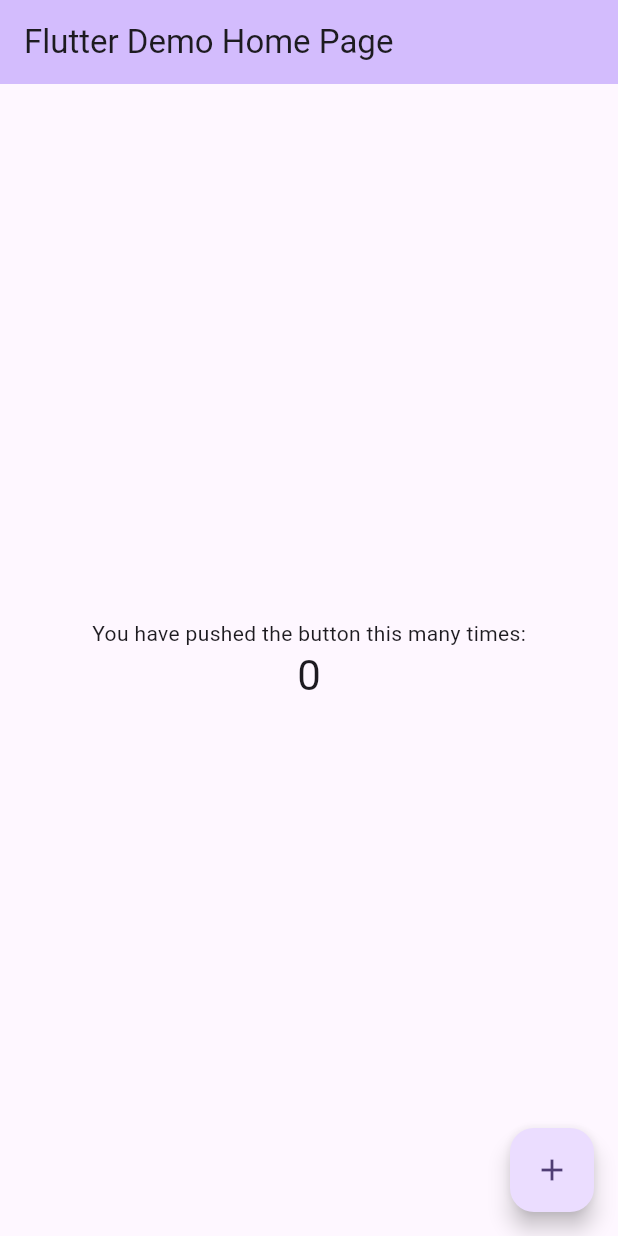
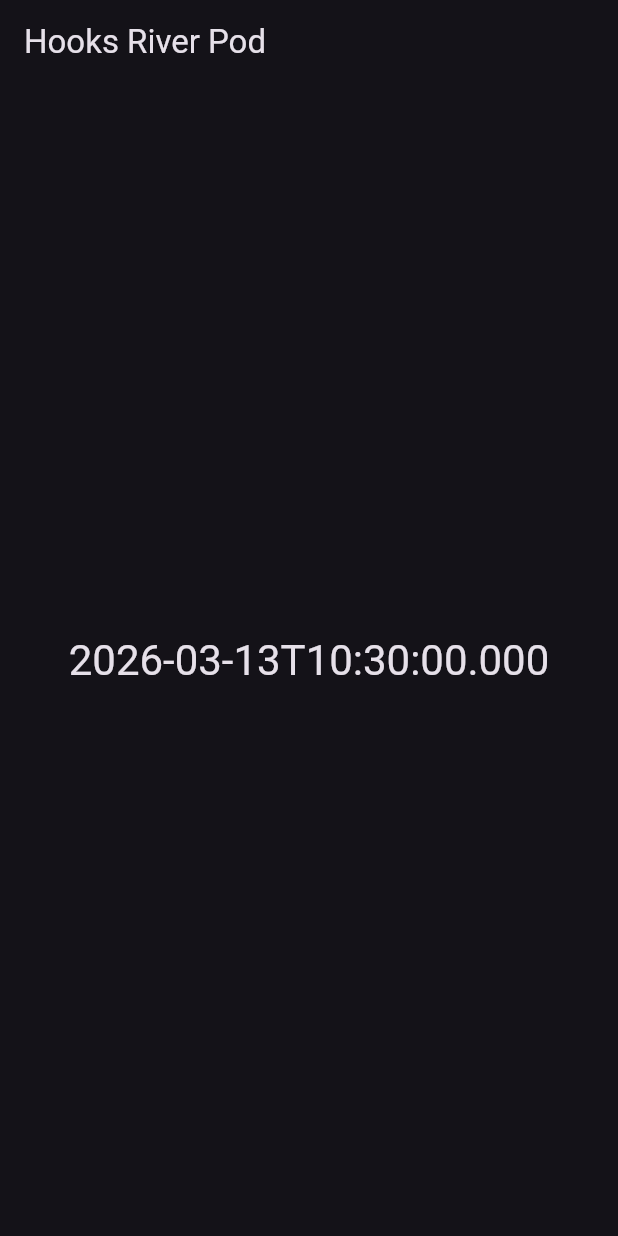
Before and after one commit to ahmadhabibshovo/Roverpod, a Flutter app: the screen it shows after launch, on a phone screen of 412 x 824 dp. Run offline on Flutter 3.47's test engine with Material 3 defaults, Android fonts, the phone set to English and light mode, and no system bars; our stand-ins replace hooks_riverpod.

Commit message:
Add ProviderScope to main app and update dependencies for hooks_riverpod

```diff
--- a/example1/lib/main.dart
+++ b/example1/lib/main.dart
@@ -1,121 +1,47 @@
 import 'package:flutter/material.dart';
+import 'package:hooks_riverpod/hooks_riverpod.dart';
 
 void main() {
-  runApp(const MyApp());
+  runApp(ProviderScope(child: const MyApp()));
 }
 
 class MyApp extends StatelessWidget {
   const MyApp({super.key});
 
-  // This widget is the root of your application.
   @override
   Widget build(BuildContext context) {
     return MaterialApp(
       title: 'Flutter Demo',
       theme: ThemeData(
-        // This is the theme of your application.
-        //
-        // TRY THIS: Try running your application with "flutter run". You'll see
-        // the application has a purple toolbar. Then, without quitting the app,
-        // try changing the seedColor in the colorScheme below to Colors.green
-        // and then invoke "hot reload" (save your changes or press the "hot
-        // reload" button in a Flutter-supported IDE, or press "r" if you used
-        // the command line to start the app).
-        //
-        // Notice that the counter didn't reset back to zero; the application
-        // state is not lost during the reload. To reset the state, use hot
-        // restart instead.
-        //
-        // This works for code too, not just values: Most code changes can be
-        // tested with just a hot reload.
-        colorScheme: .fromSeed(seedColor: Colors.deepPurple),
+        colorScheme: ColorScheme.fromSeed(seedColor: Colors.deepPurple),
       ),
-      home: const MyHomePage(title: 'Flutter Demo Home Page'),
+      darkTheme: ThemeData.dark(),
+      themeMode: ThemeMode.dark,
+      debugShowCheckedModeBanner: false,
+      home: HomePage(),
     );
   }
 }
 
-class MyHomePage extends StatefulWidget {
-  const MyHomePage({super.key, required this.title});
+final currentDate = Provider<DateTime>((ref) => DateTime.now());
 
-  // This widget is the home page of your application. It is stateful, meaning
-  // that it has a State object (defined below) that contains fields that affect
-  // how it looks.
-
-  // This class is the configuration for the state. It holds the values (in this
-  // case the title) provided by the parent (in this case the App widget) and
-  // used by the build method of the State. Fields in a Widget subclass are
-  // always marked "final".
-
-  final String title;
+class HomePage extends ConsumerWidget {
+  const HomePage({super.key});
 
   @override
-  State<MyHomePage> createState() => _MyHomePageState();
-}
+  Widget build(BuildContext context, WidgetRef ref) {
+    final date = ref.watch(currentDate);
 
-class _MyHomePageState extends State<MyHomePage> {
-  int _counter = 0;
-
-  void _incrementCounter() {
-    setState(() {
-      // This call to setState tells the Flutter framework that something has
-      // changed in this State, which causes it to rerun the build method below
-      // so that the display can reflect the updated values. If we changed
-      // _counter without calling setState(), then the build method would not be
-      // called again, and so nothing would appear to happen.
-      _counter++;
-    });
-  }
-
-  @override
-  Widget build(BuildContext context) {
-    // This method is rerun every time setState is called, for instance as done
-    // by the _incrementCounter method above.
-    //
-    // The Flutter framework has been optimized to make rerunning build methods
-    // fast, so that you can just rebuild anything that needs updating rather
-    // than having to individually change instances of widgets.
     return Scaffold(
-      appBar: AppBar(
-        // TRY THIS: Try changing the color here to a specific color (to
-        // Colors.amber, perhaps?) and trigger a hot reload to see the AppBar
-        // change color while the other colors stay the same.
-        backgroundColor: Theme.of(context).colorScheme.inversePrimary,
-        // Here we take the value from the MyHomePage object that was created by
-        // the App.build method, and use it to set our appbar title.
-        title: Text(widget.title),
-      ),
+      appBar: AppBar(title: Text("Hooks River Pod")),
       body: Center(
-        // Center is a layout widget. It takes a single child and positions it
-        // in the middle of the parent.
-        child: Column(
-          // Column is also a layout widget. It takes a list of children and
-          // arranges them vertically. By default, it sizes itself to fit its
-          // children horizontally, and tries to be as tall as its parent.
-          //
-          // Column has various properties to control how it sizes itself and
-          // how it positions its children. Here we use mainAxisAlignment to
-          // center the children vertically; the main axis here is the vertical
-          // axis because Columns are vertical (the cross axis would be
-          // horizontal).
-          //
-          // TRY THIS: Invoke "debug painting" (choose the "Toggle Debug Paint"
-          // action in the IDE, or press "p" in the console), to see the
-          // wireframe for each widget.
-          mainAxisAlignment: .center,
-          children: [
-            const Text('You have pushed the button this many times:'),
-            Text(
-              '$_counter',
-              style: Theme.of(context).textTheme.headlineMedium,
-            ),
-          ],
+        child: Padding(
+          padding: const EdgeInsets.all(32.0),
+          child: Text(
+            date.toIso8601String(),
+            style: Theme.of(context).textTheme.headlineMedium,
+          ),
         ),
-      ),
-      floatingActionButton: FloatingActionButton(
-        onPressed: _incrementCounter,
-        tooltip: 'Increment',
-        child: const Icon(Icons.add),
       ),
     );
   }
--- a/example1/pubspec.yaml
+++ b/example1/pubspec.yaml
@@ -34,6 +34,7 @@ dependencies:
   # The following adds the Cupertino Icons font to your application.
   # Use with the CupertinoIcons class for iOS style icons.
   cupertino_icons: ^1.0.8
+  hooks_riverpod: ^3.3.1
 
 dev_dependencies:
   flutter_test:
```
Also changed, not shown: example1/pubspec.lock.
